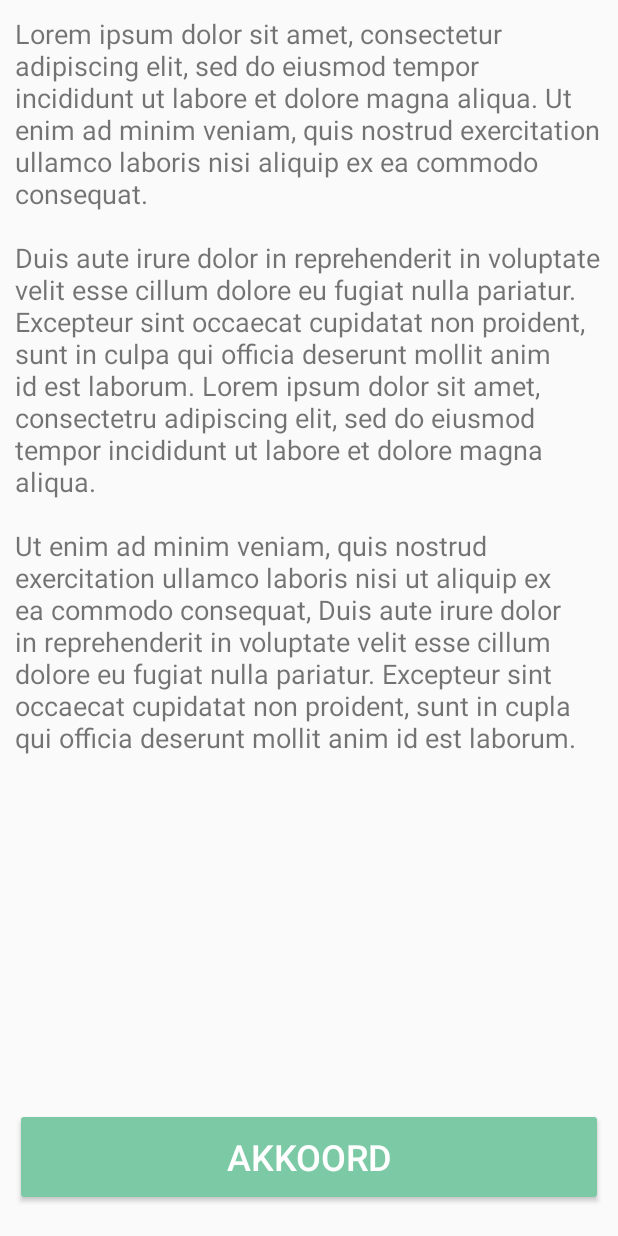
After one commit to pinalpatel06/Google-sign-in, an Android app: the layout fragment_disclaimer.xml on its own in the app's theme, with its tools: preview values and no code run, on a phone screen of 412 x 824 dp. The commit adds this screen. Run offline under Robolectric (Android 15) with nearby library versions, the phone set to English and light mode, and no system bars.

Commit message:
Desclaimer screen design completed

```diff
--- a/app/src/main/AndroidManifest.xml
+++ b/app/src/main/AndroidManifest.xml
@@ -10,6 +10,9 @@
         android:supportsRtl="true"
         android:theme="@style/AppTheme">
         <activity android:name=".activity.SplashActivity">
+
+        </activity>
+        <activity android:name=".activity.DisclaimerActivity" >
             <intent-filter>
                 <action android:name="android.intent.action.MAIN"/>
 
--- a/app/src/main/java/tekkan/synappz/com/tekkan/activity/ToolbarActivity.java
+++ b/app/src/main/java/tekkan/synappz/com/tekkan/activity/ToolbarActivity.java
@@ -13,7 +13,7 @@ import tekkan.synappz.com.tekkan.R;
 
 public abstract class ToolbarActivity extends SingleFragmentActivity {
 
-    private android.support.v7.widget.Toolbar mToolbar;
+    private Toolbar mToolbar;
 
     @Override
     protected void onCreate(@Nullable Bundle savedInstanceState) {
--- /dev/null
+++ b/app/src/main/res/drawable/bg_button.xml
@@ -0,0 +1,6 @@
+<?xml version="1.0" encoding="utf-8"?>
+<shape xmlns:android="http://schemas.android.com/apk/res/android"
+       android:shape="rectangle">
+    <solid android:color="@color/colorPrimary" />
+    <corners android:radius="10dp" />
+</shape>
--- /dev/null
+++ b/app/src/main/res/layout/fragment_disclaimer.xml
@@ -0,0 +1,29 @@
+<?xml version="1.0" encoding="utf-8"?>
+<ScrollView
+    xmlns:android="http://schemas.android.com/apk/res/android"
+    android:layout_width="match_parent"
+    android:layout_height="match_parent"
+    android:fillViewport="true"
+    android:padding="@dimen/splash_default_margin">
+
+    <LinearLayout xmlns:android="http://schemas.android.com/apk/res/android"
+                  android:layout_width="match_parent"
+                  android:layout_height="wrap_content"
+                  android:orientation="vertical"
+                  android:paddingBottom="@dimen/splash_default_margin">
+
+        <tekkan.synappz.com.tekkan.custom.CustomFontTextView
+            android:layout_width="match_parent"
+            android:layout_height="0dp"
+            android:layout_weight="1"
+            android:text="@string/disclaimer_text"
+            android:textSize="@dimen/disclaimer_text_size"/>
+
+        <Button android:layout_width="match_parent"
+                android:layout_height="@dimen/app_button_height"
+                android:text="@string/text_akkoord"
+                android:textColor="@android:color/white"
+                android:textSize="@dimen/app_button_text"
+                android:theme="@style/AppButtonStyle"/>
+    </LinearLayout>
+</ScrollView>
--- a/app/src/main/res/values/dimens.xml
+++ b/app/src/main/res/values/dimens.xml
@@ -9,4 +9,7 @@
     <dimen name="bottom_image_view_margin">15dp</dimen>
     <dimen name="splash_default_margin">10dp</dimen>
     <dimen name="bottom_bar_margin">5dp</dimen>
+    <dimen name="app_button_height">65dp</dimen>
+    <dimen name="app_button_text">24sp</dimen>
+    <dimen name="disclaimer_text_size">18sp</dimen>
 </resources>
--- a/app/src/main/res/values/strings.xml
+++ b/app/src/main/res/values/strings.xml
@@ -6,4 +6,15 @@
     <string name="sub_title">Ontdek het aantal teken in jouw buurt,\nmeld zelf een teek en vraag onderzoek aan. </string>
     <string name="splash_bottom_text">JE SPEELT TOCH NIET MET DE GEZONDHEID VAN JE HUISDIER?
     </string>
+
+    <!--disclaimer activity -->
+    <string name="text_akkoord">akkoord</string>
+    <string name="disclaimer_text">Lorem ipsum dolor sit amet, consectetur adipiscing elit, sed do eiusmod tempor incididunt ut labore et dolore magna aliqua. Ut enim ad minim
+        veniam, quis nostrud exercitation ullamco laboris nisi aliquip ex ea commodo consequat. \n \nDuis aute irure dolor in reprehenderit in voluptate velit esse cillum
+        dolore eu fugiat nulla pariatur. Excepteur sint occaecat cupidatat non proident, sunt in culpa qui officia deserunt mollit anim id est laborum. Lorem ipsum dolor sit amet,
+        consectetru adipiscing elit, sed do eiusmod tempor incididunt ut labore et dolore magna aliqua. \n\nUt enim ad minim veniam, quis nostrud exercitation ullamco laboris
+        nisi ut aliquip ex ea commodo consequat, Duis aute irure dolor in reprehenderit in voluptate velit esse cillum dolore eu fugiat nulla pariatur. Excepteur sint occaecat cupidatat
+        non proident, sunt in cupla qui officia deserunt mollit anim id est laborum.</string>
+
+    <string name="disclaimer_title">Disclaimer</string>
 </resources>
--- a/app/src/main/res/values/styles.xml
+++ b/app/src/main/res/values/styles.xml
@@ -15,4 +15,8 @@
 
     </style>
 
+    <style name="AppButtonStyle" parent="@style/ThemeOverlay.AppCompat">
+        <item name="colorButtonNormal">@color/colorPrimary</item>
+    </style>
+
 </resources>
```
Also changed, not shown: app/src/main/java/tekkan/synappz/com/tekkan/activity/DisclaimerActivity.java (added, +27 -0 lines), app/src/main/java/tekkan/synappz/com/tekkan/fragment/DisclaimerFragment.java (added, +25 -0 lines), app/src/main/res/layout/activity_main.xml (deleted, +0 -19 lines).
